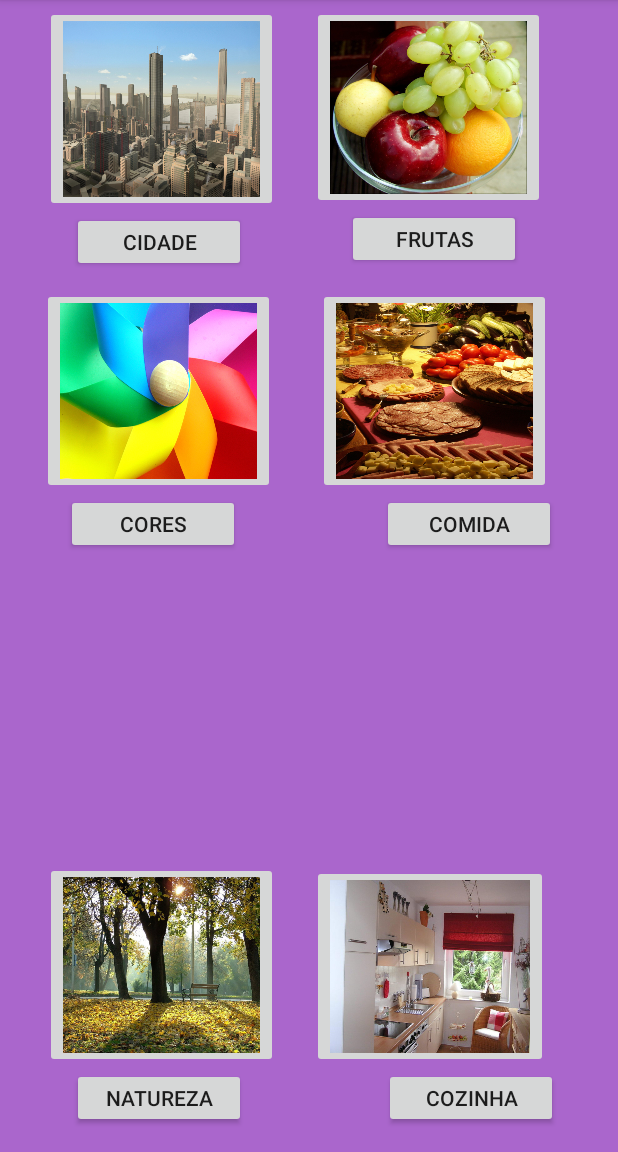
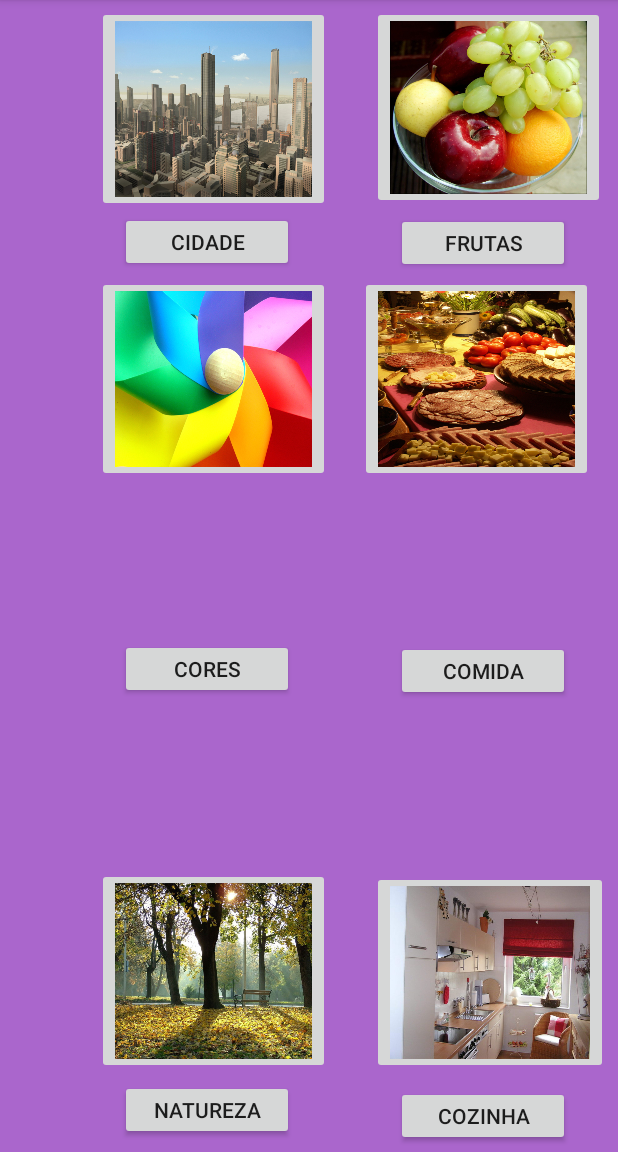
Before and after one commit to anaplb3/AppAlpha, an Android app: the temaActivity screen opened directly, with no data from a screen before it, on a phone screen of 412 x 824 dp, the part 84-1236 px from its top. Run offline under Robolectric (Android 15) with nearby library versions, the phone set to English and light mode, and no system bars.

Commit message:
correção do design e do som

```diff
--- a/app/src/main/java/com/example/anaplb/letrando/activities/DesafioActivity.java
+++ b/app/src/main/java/com/example/anaplb/letrando/activities/DesafioActivity.java
@@ -35,11 +35,6 @@ public class DesafioActivity extends AppCompatActivity {
         palavras = dados.getStringArrayList("palavras");
         imgs = dados.getIntegerArrayList("imagens");
         sons = dados.getIntegerArrayList("audio");
-
-        Log.i("tamanho ", ""+palavras.size());
-        Log.i("tamanho ", ""+imgs.size());
-        Log.i("tamanho ", ""+sons.size());
-
 
         Dicionario gerador = new Dicionario(palavras);
 
--- a/app/src/main/java/com/example/anaplb/letrando/som/Som.java
+++ b/app/src/main/java/com/example/anaplb/letrando/som/Som.java
@@ -11,7 +11,5 @@ public class Som {
 
         MediaPlayer mediaPlayer = MediaPlayer.create(context, songId );
         mediaPlayer.start();
-        mediaPlayer.release();
-
     }
 }
--- a/app/src/main/res/layout/activity_splash.xml
+++ b/app/src/main/res/layout/activity_splash.xml
@@ -11,14 +11,10 @@
         android:id="@+id/imageView3"
         android:layout_width="252dp"
         android:layout_height="326dp"
-        android:layout_marginEnd="8dp"
         android:layout_marginLeft="64dp"
-        android:layout_marginRight="8dp"
         android:layout_marginStart="64dp"
-        android:layout_marginTop="104dp"
+        android:layout_marginTop="100dp"
         android:src="@drawable/logo"
-        app:layout_constraintEnd_toEndOf="parent"
-        app:layout_constraintHorizontal_bias="0.033"
         app:layout_constraintStart_toStartOf="parent"
         app:layout_constraintTop_toTopOf="parent" />
 </android.support.constraint.ConstraintLayout>
--- a/app/src/main/res/layout/activity_tema.xml
+++ b/app/src/main/res/layout/activity_tema.xml
@@ -12,18 +12,14 @@
         android:id="@+id/imageButtonCidade"
         android:layout_width="155dp"
         android:layout_height="137dp"
-        android:layout_marginEnd="8dp"
-        android:layout_marginLeft="28dp"
-        android:layout_marginRight="8dp"
-        android:layout_marginStart="28dp"
+        android:layout_marginEnd="192dp"
+        android:layout_marginRight="192dp"
         android:layout_marginTop="4dp"
         android:adjustViewBounds="false"
         android:cropToPadding="false"
         android:onClick="imageButtonCidade"
         android:scaleType="fitXY"
         app:layout_constraintEnd_toEndOf="parent"
-        app:layout_constraintHorizontal_bias="0.01"
-        app:layout_constraintStart_toStartOf="parent"
         app:layout_constraintTop_toTopOf="parent"
         app:srcCompat="@drawable/cidade" />
 
@@ -31,12 +27,12 @@
         android:id="@+id/imageButtonFruta"
         android:layout_width="155dp"
         android:layout_height="135dp"
-        android:layout_marginLeft="208dp"
-        android:layout_marginStart="208dp"
+        android:layout_marginLeft="28dp"
+        android:layout_marginStart="28dp"
         android:layout_marginTop="4dp"
         android:onClick="imageButtonFruta"
         android:scaleType="fitXY"
-        app:layout_constraintStart_toStartOf="parent"
+        app:layout_constraintStart_toEndOf="@+id/imageButtonCidade"
         app:layout_constraintTop_toTopOf="parent"
         app:srcCompat="@drawable/frutas" />
 
@@ -44,16 +40,12 @@
         android:id="@+id/imageButtonCor"
         android:layout_width="155dp"
         android:layout_height="137dp"
-        android:layout_marginEnd="8dp"
-        android:layout_marginLeft="28dp"
-        android:layout_marginRight="8dp"
-        android:layout_marginStart="28dp"
-        android:layout_marginTop="192dp"
+        android:layout_marginEnd="192dp"
+        android:layout_marginRight="192dp"
+        android:layout_marginTop="184dp"
         android:onClick="imageButtonCor"
         android:scaleType="fitXY"
         app:layout_constraintEnd_toEndOf="parent"
-        app:layout_constraintHorizontal_bias="0.0"
-        app:layout_constraintStart_toStartOf="parent"
         app:layout_constraintTop_toTopOf="parent"
         app:srcCompat="@drawable/cores" />
 
@@ -61,12 +53,12 @@
         android:id="@+id/imageButtonComida"
         android:layout_width="155dp"
         android:layout_height="137dp"
-        android:layout_marginLeft="212dp"
-        android:layout_marginStart="212dp"
-        android:layout_marginTop="192dp"
+        android:layout_marginLeft="20dp"
+        android:layout_marginStart="20dp"
+        android:layout_marginTop="184dp"
         android:onClick="imageButtonComida"
         android:scaleType="fitXY"
-        app:layout_constraintStart_toStartOf="parent"
+        app:layout_constraintStart_toEndOf="@+id/imageButtonCor"
         app:layout_constraintTop_toTopOf="parent"
         app:srcCompat="@drawable/comida" />
 
@@ -74,117 +66,117 @@
         android:id="@+id/imageButtonNatureza"
         android:layout_width="155dp"
         android:layout_height="137dp"
-        android:layout_marginBottom="56dp"
-        android:layout_marginEnd="8dp"
-        android:layout_marginLeft="28dp"
-        android:layout_marginRight="8dp"
-        android:layout_marginStart="28dp"
+        android:layout_marginBottom="52dp"
+        android:layout_marginEnd="192dp"
+        android:layout_marginRight="192dp"
         android:onClick="imageButtonNatureza"
         android:scaleType="fitXY"
         app:layout_constraintBottom_toBottomOf="parent"
         app:layout_constraintEnd_toEndOf="parent"
-        app:layout_constraintHorizontal_bias="0.01"
-        app:layout_constraintStart_toStartOf="parent"
         app:srcCompat="@drawable/natureza" />
 
     <ImageButton
         android:id="@+id/imageButtonCozinha"
         android:layout_width="157dp"
         android:layout_height="135dp"
-        android:layout_marginBottom="56dp"
-        android:layout_marginLeft="208dp"
-        android:layout_marginStart="208dp"
+        android:layout_marginBottom="52dp"
+        android:layout_marginLeft="28dp"
+        android:layout_marginStart="28dp"
         android:onClick="imageButtonCozinha"
         android:scaleType="fitXY"
         app:layout_constraintBottom_toBottomOf="parent"
-        app:layout_constraintStart_toStartOf="parent"
+        app:layout_constraintStart_toEndOf="@+id/imageButtonNatureza"
         app:srcCompat="@drawable/cozinha" />
 
     <Button
         android:id="@+id/btn_cidade"
         android:layout_width="116dp"
         android:layout_height="40dp"
-        android:layout_marginEnd="8dp"
-        android:layout_marginLeft="48dp"
-        android:layout_marginRight="8dp"
-        android:layout_marginStart="48dp"
+        android:layout_marginBottom="8dp"
+        android:layout_marginEnd="68dp"
+        android:layout_marginRight="68dp"
+        android:layout_marginTop="8dp"
         android:onClick="botaoCidade"
         android:text="Cidade"
-        app:layout_constraintEnd_toEndOf="parent"
-        app:layout_constraintHorizontal_bias="0.0"
-        app:layout_constraintStart_toStartOf="parent"
-        app:layout_constraintTop_toBottomOf="@+id/imageButtonCidade" />
+        app:layout_constraintBottom_toTopOf="@+id/imageButtonCor"
+        app:layout_constraintEnd_toStartOf="@+id/btn_frutas"
+        app:layout_constraintTop_toBottomOf="@+id/imageButtonCidade"
+        app:layout_constraintVertical_bias="0.615" />
 
     <Button
         android:id="@+id/btn_frutas"
         android:layout_width="116dp"
         android:layout_height="40dp"
-        android:layout_marginEnd="8dp"
-        android:layout_marginLeft="224dp"
-        android:layout_marginRight="8dp"
-        android:layout_marginStart="224dp"
+        android:layout_marginBottom="8dp"
+        android:layout_marginEnd="32dp"
+        android:layout_marginRight="32dp"
+        android:layout_marginTop="8dp"
         android:onClick="botaoFruta"
         android:text="Frutas"
+        app:layout_constraintBottom_toTopOf="@+id/imageButtonComida"
         app:layout_constraintEnd_toEndOf="parent"
-        app:layout_constraintHorizontal_bias="0.111"
-        app:layout_constraintStart_toStartOf="parent"
         app:layout_constraintTop_toBottomOf="@+id/imageButtonFruta" />
 
     <Button
         android:id="@+id/btn_cores"
         android:layout_width="116dp"
         android:layout_height="40dp"
-        android:layout_marginEnd="8dp"
-        android:layout_marginLeft="44dp"
-        android:layout_marginRight="8dp"
-        android:layout_marginStart="44dp"
+        android:layout_marginBottom="16dp"
+        android:layout_marginEnd="216dp"
+        android:layout_marginRight="216dp"
+        android:layout_marginTop="8dp"
         android:onClick="botaoCor"
         android:text="Cores"
+        app:layout_constraintBottom_toTopOf="@+id/imageButtonNatureza"
         app:layout_constraintEnd_toEndOf="parent"
-        app:layout_constraintHorizontal_bias="0.0"
-        app:layout_constraintStart_toStartOf="parent"
         app:layout_constraintTop_toBottomOf="@+id/imageButtonCor" />
 
     <Button
         android:id="@+id/btn_comida"
         android:layout_width="116dp"
         android:layout_height="40dp"
-        android:layout_marginEnd="28dp"
+        android:layout_marginBottom="16dp"
+        android:layout_marginEnd="32dp"
         android:layout_marginLeft="8dp"
-        android:layout_marginRight="28dp"
+        android:layout_marginRight="32dp"
         android:layout_marginStart="8dp"
+        android:layout_marginTop="8dp"
         android:onClick="botaoComida"
         android:text="Comida"
+        app:layout_constraintBottom_toTopOf="@+id/imageButtonCozinha"
         app:layout_constraintEnd_toEndOf="parent"
-        app:layout_constraintHorizontal_bias="0.948"
-        app:layout_constraintStart_toStartOf="parent"
+        app:layout_constraintHorizontal_bias="1.0"
+        app:layout_constraintStart_toEndOf="@+id/btn_cores"
         app:layout_constraintTop_toBottomOf="@+id/imageButtonComida" />
 
     <Button
         android:id="@+id/btn_natureza"
         android:layout_width="116dp"
         android:layout_height="40dp"
-        android:layout_marginEnd="8dp"
-        android:layout_marginLeft="48dp"
-        android:layout_marginRight="8dp"
-        android:layout_marginStart="48dp"
+        android:layout_marginBottom="8dp"
+        android:layout_marginEnd="216dp"
+        android:layout_marginRight="216dp"
+        android:layout_marginTop="8dp"
         android:onClick="botaoNatureza"
         android:text="Natureza"
+        app:layout_constraintBottom_toBottomOf="parent"
         app:layout_constraintEnd_toEndOf="parent"
-        app:layout_constraintHorizontal_bias="0.0"
-        app:layout_constraintStart_toStartOf="parent"
-        app:layout_constraintTop_toBottomOf="@+id/imageButtonNatureza" />
+        app:layout_constraintTop_toBottomOf="@+id/imageButtonNatureza"
+        app:layout_constraintVertical_bias="1.0" />
 
     <Button
         android:id="@+id/btn_cozinha"
         android:layout_width="116dp"
         android:layout_height="40dp"
-        android:layout_marginBottom="16dp"
-        android:layout_marginEnd="40dp"
-        android:layout_marginRight="40dp"
+        android:layout_marginBottom="8dp"
+        android:layout_marginLeft="68dp"
+        android:layout_marginStart="68dp"
+        android:layout_marginTop="8dp"
         android:onClick="botaoCozinha"
         android:text="Cozinha"
         app:layout_constraintBottom_toBottomOf="parent"
-        app:layout_constraintEnd_toEndOf="parent" />
+        app:layout_constraintStart_toEndOf="@+id/btn_natureza"
+        app:layout_constraintTop_toBottomOf="@+id/imageButtonCozinha"
+        app:layout_constraintVertical_bias="0.0" />
 
 </android.support.constraint.ConstraintLayout>
```
